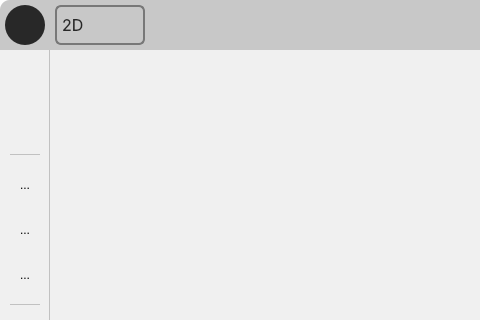
First picture: the form in main_structure.ui, repository KatouMegumii/easy-to-segment, before the edit; both pictures show x 0 to 480 and y 0 to 320 of the 1000 by 600 pixel window.
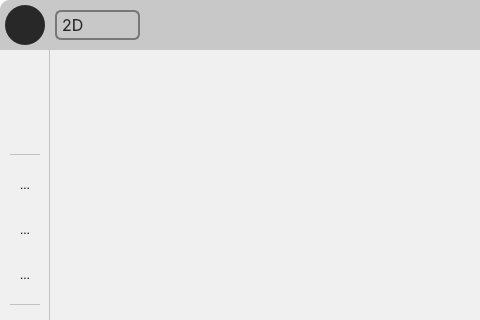
Second picture: the form after the edit. Icons and pictures are not drawn.

Commit message: mode selection updated

What changed in the file:
```diff
--- a/main_structure.ui
+++ b/main_structure.ui
@@ -127,9 +127,9 @@
      <property name="geometry">
       <rect>
        <x>55</x>
-       <y>5</y>
-       <width>90</width>
-       <height>40</height>
+       <y>10</y>
+       <width>85</width>
+       <height>30</height>
       </rect>
      </property>
      <property name="font">
@@ -166,8 +166,8 @@
      </property>
      <property name="iconSize">
       <size>
-       <width>24</width>
-       <height>24</height>
+       <width>20</width>
+       <height>20</height>
       </size>
      </property>
      <item>
```
The commit also changes 1 other file.
